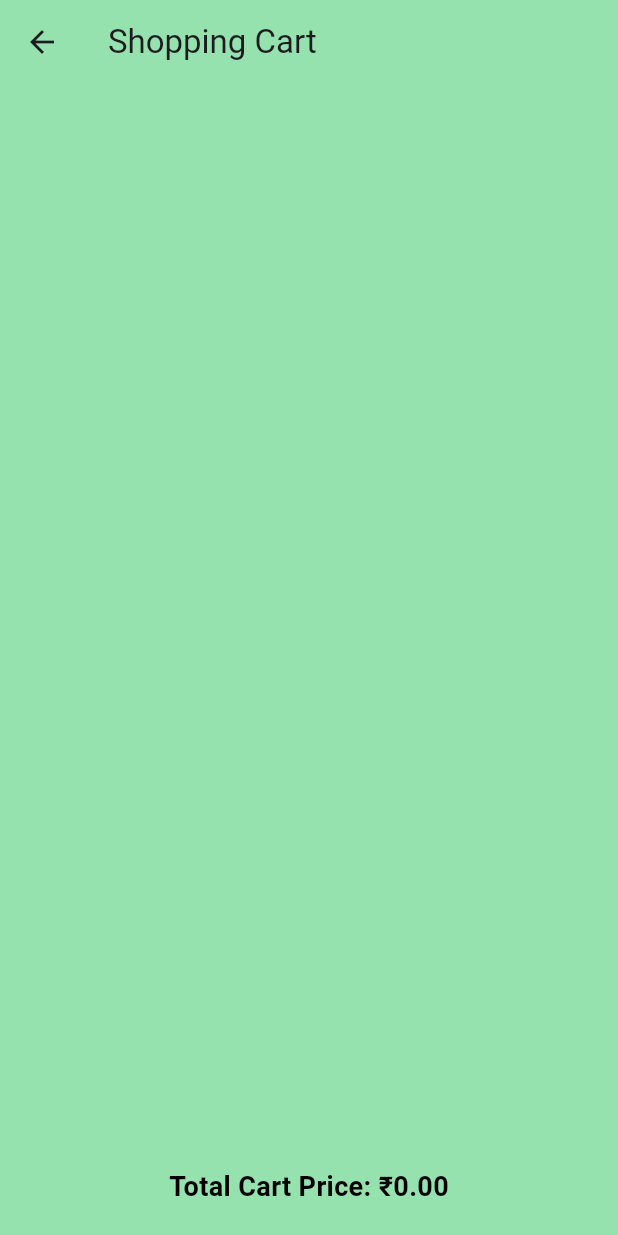
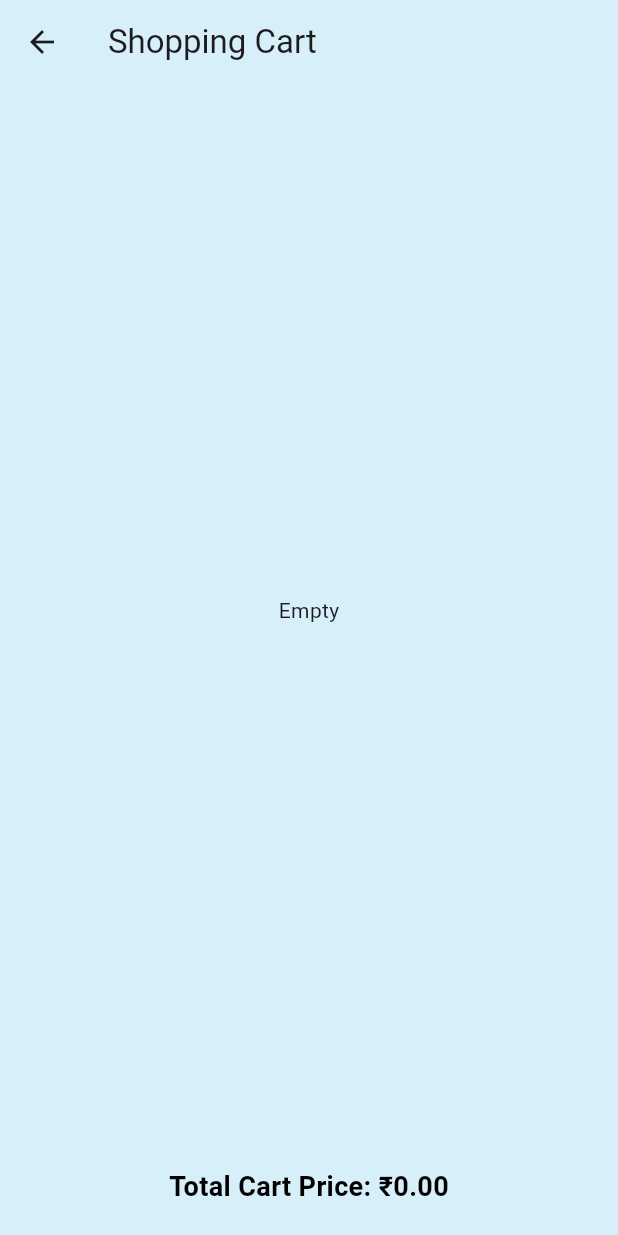
Before and after one commit to BrawlerXull/Decors, a Flutter app: the HomePage screen opened by its route, after a tap on the "shopping cart" icon, on a phone screen of 412 x 824 dp. Run offline on Flutter 3.47's test engine with Material 3 defaults, Android fonts, the phone set to English and light mode, and no system bars; our stand-ins replace animated_text_kit, flutter_dotenv, get.

Commit message:
😭🫡

```diff
--- a/lib/constants/constants.dart
+++ b/lib/constants/constants.dart
@@ -2,5 +2,7 @@ import 'dart:ui';
 
 List<String> pageNames = ["/flower", "/chair"];
 
-Color kBackgroundcolor = Color(0xFFd7eff9);
+Color kBackgroundcolor = const Color(0xFFd7eff9);
+
+Color kTileBackgroudColor = const Color.fromARGB(255, 149, 226, 175);
 String kApiUrl = "http://localhost:3001/all";
--- a/lib/screen/cart/view/Cart.dart
+++ b/lib/screen/cart/view/Cart.dart
@@ -1,4 +1,5 @@
 import 'package:flutter/material.dart';
+import 'package:malpani/constants/constants.dart';
 import 'package:malpani/model/ItemModel.dart';
 import 'package:malpani/screen/more/controller/ShoppingCartController.dart';
 
@@ -23,14 +24,20 @@ class _CartPageState extends State<CartPage> {
     double totalCartPrice = widget.cartController.totalPrice;
 
     return Scaffold(
-      backgroundColor: Color.fromARGB(255, 149, 226, 175),
+      backgroundColor: kBackgroundcolor,
       appBar: AppBar(
-        title: Text('Shopping Cart'),
-        backgroundColor: Color.fromARGB(255, 149, 226, 175),
+        title: const Text('Shopping Cart'),
+        backgroundColor: kBackgroundcolor,
       ),
       body: Column(
         children: [
-          Expanded(
+          widget.cartController.cartItems.isEmpty
+              ? const Expanded(
+                  child: Align(
+                    child: Text("Empty"),
+                  ),
+                )
+              : Expanded(
                   child: ListView.builder(
                     itemCount: groupedItems.length,
                     itemBuilder: (context, index) {
@@ -41,8 +48,8 @@ class _CartPageState extends State<CartPage> {
                           .reduce((value, element) => value + element);
 
                       return Container(
-                  margin:
-                      const EdgeInsets.symmetric(vertical: 7, horizontal: 8),
+                        margin: const EdgeInsets.symmetric(
+                            vertical: 7, horizontal: 8),
                         decoration: BoxDecoration(
                           borderRadius: BorderRadius.circular(10),
                           border: const Border(
@@ -51,7 +58,7 @@ class _CartPageState extends State<CartPage> {
                             left: BorderSide(width: 2, color: Colors.black),
                             bottom: BorderSide(width: 4, color: Colors.black),
                           ),
-                    color: Color.fromARGB(255, 149, 226, 175),
+                          color: const Color.fromARGB(255, 149, 226, 175),
                         ),
                         child: ListTile(
                           title: Row(
@@ -59,29 +66,27 @@ class _CartPageState extends State<CartPage> {
                             children: [
                               Text(
                                 itemName,
-                          style: TextStyle(
+                                style: const TextStyle(
                                     fontSize: 16, fontWeight: FontWeight.bold),
                               ),
                               Row(
                                 children: [
                                   IconButton(
                                     onPressed: () {
-                                // Decrease quantity
-                                widget.cartController.cartItems
-                                    .remove(groupedItems[itemName]!.first);
+                                      widget.cartController.cartItems.remove(
+                                          groupedItems[itemName]!.first);
                                       setState(() {});
                                     },
-                              icon: Icon(Icons.remove),
+                                    icon: const Icon(Icons.remove),
                                   ),
                                   Text(itemQuantity.toString()),
                                   IconButton(
                                     onPressed: () {
-                                // Increase quantity
                                       widget.cartController.cartItems
                                           .add(groupedItems[itemName]!.first);
                                       setState(() {});
                                     },
-                              icon: Icon(Icons.add),
+                                    icon: const Icon(Icons.add),
                                   ),
                                 ],
                               ),
@@ -89,20 +94,21 @@ class _CartPageState extends State<CartPage> {
                           ),
                           subtitle: Text(
                             '₹${totalPrice.toStringAsFixed(2)}',
-                      style: TextStyle(fontSize: 14, color: Colors.black),
+                            style: const TextStyle(
+                                fontSize: 14, color: Colors.black),
                           ),
                         ),
                       );
                     },
                   ),
                 ),
-          SizedBox(height: 20),
+          const SizedBox(height: 20),
           Text(
             'Total Cart Price: ₹${totalCartPrice.toStringAsFixed(2)}',
-            style: TextStyle(
+            style: const TextStyle(
                 fontSize: 18, fontWeight: FontWeight.bold, color: Colors.black),
           ),
-          SizedBox(height: 20),
+          const SizedBox(height: 20),
         ],
       ),
     );
--- a/lib/screen/homepage/view/HomePage.dart
+++ b/lib/screen/homepage/view/HomePage.dart
@@ -45,7 +45,7 @@ class _HomePageState extends State<HomePage> {
                   child: Hero(
                     tag: "title",
                     child: Text(
-                      'Malpani Decors',
+                      'Event Essence',
                       style: TextStyle(
                           fontSize: 50,
                           fontFamily: 'CuteFont',
@@ -64,13 +64,17 @@ class _HomePageState extends State<HomePage> {
                       const Text(
                         "Stage & Decore",
                         style: TextStyle(
+                          fontFamily: 'KDam',
                           fontSize: 20,
                           fontWeight: FontWeight.bold,
                           color: Color.fromARGB(255, 0, 0, 0),
                         ),
                       ),
                       GestureDetector(
-                        child: const Text("More"),
+                        child: const Text(
+                          "More",
+                          style: TextStyle(fontWeight: FontWeight.bold),
+                        ),
                         onTap: () {
                           Navigator.push(
                             context,
@@ -115,64 +119,6 @@ class _HomePageState extends State<HomePage> {
               const SizedBox(
                 height: 20,
               ),
-              // Align(
-              //   alignment: Alignment.centerLeft,
-              //   child: Padding(
-              //     padding: EdgeInsets.symmetric(horizontal: 20),
-              //     child: Row(
-              //       mainAxisAlignment: MainAxisAlignment.spaceBetween,
-              //       children: [
-              //         const Text(
-              //           "Stationary & Printing",
-              //           style: TextStyle(
-              //             fontSize: 20,
-              //             fontWeight: FontWeight.bold,
-              //             color: Color.fromARGB(255, 0, 0, 0),
-              //           ),
-              //         ),
-              //         GestureDetector(
-              //           child: Text("More"),
-              //           onTap: () {
-              //             Navigator.push(
-              //               context,
-              //               MaterialPageRoute(
-              //                 builder: (context) => More(
-              //                   title: "Stage & Decore",
-              //                   itemList: controller.stationaryAndPrintingList,
-              //                   cartController: shoppingCartController,
-              //                 ),
-              //               ),
-              //             );
-              //           },
-              //         ),
-              //       ],
-              //     ),
-              //   ),
-              // ),
-              // const SizedBox(
-              //   height: 10,
-              // ),
-              // SizedBox(
-              //   height: 200,
-              //   child: ListView.builder(
-              //     scrollDirection: Axis.horizontal,
-              //     itemCount: controller.stationaryAndPrintingList.length,
-              //     itemBuilder: (BuildContext context, int index) {
-              //       return Padding(
-              //         padding: const EdgeInsets.symmetric(horizontal: 8.0),
-              //         child: ClipRRect(
-              //           borderRadius: BorderRadius.circular(10.0),
-              //           child: Image.asset(
-              //             controller.stationaryAndPrintingList[index].image,
-              //             width: 300,
-              //             height: 80,
-              //             fit: BoxFit.cover,
-              //           ),
-              //         ),
-              //       );
-              //     },
-              //   ),
-              // ),
               Align(
                 alignment: Alignment.centerLeft,
                 child: Padding(
@@ -183,19 +129,23 @@ class _HomePageState extends State<HomePage> {
                       const Text(
                         "Event Goodies",
                         style: TextStyle(
+                          fontFamily: 'KDam',
                           fontSize: 20,
                           fontWeight: FontWeight.bold,
                           color: Color.fromARGB(255, 0, 0, 0),
                         ),
                       ),
                       GestureDetector(
-                        child: const Text("More"),
+                        child: const Text(
+                          "More",
+                          style: TextStyle(fontWeight: FontWeight.bold),
+                        ),
                         onTap: () {
                           Navigator.push(
                             context,
                             MaterialPageRoute(
                               builder: (context) => More(
-                                title: "Stage & Decore",
+                                title: "Event Goodies",
                                 itemList: controller.eventGoodiesList,
                                 cartController: shoppingCartController,
                               ),
--- a/lib/screen/landingpage/view/LandingPage.dart
+++ b/lib/screen/landingpage/view/LandingPage.dart
@@ -24,7 +24,7 @@ class _LandingPageState extends State<LandingPage> {
                 child: Hero(
               tag: "title",
               child: Text(
-                "Malpani Decors",
+                "Event Essence",
                 style: TextStyle(
                     fontFamily: 'KDam',
                     fontSize: 30,
--- a/lib/screen/more/view/More.dart
+++ b/lib/screen/more/view/More.dart
@@ -24,7 +24,6 @@ class More extends StatefulWidget {
 class _MoreState extends State<More> {
   @override
   Widget build(BuildContext context) {
-    print(widget.itemList);
     return Scaffold(
       backgroundColor: Color(0xFFd7eff9),
       appBar: AppBar(
@@ -84,6 +83,7 @@ class _ItemTileState extends State<ItemTile> {
     return Container(
       margin: EdgeInsets.symmetric(vertical: 7, horizontal: 8),
       decoration: BoxDecoration(
+        color: kTileBackgroudColor,
         borderRadius: BorderRadius.circular(10),
         border: const Border(
           right: BorderSide(width: 4, color: Colors.black),
@@ -108,7 +108,7 @@ class _ItemTileState extends State<ItemTile> {
                       widget.cartController.cartItems.remove(widget.item);
                     }
                   },
-                  icon: Icon(Icons.remove),
+                  icon: const Icon(Icons.remove),
                 ),
                 Text(widget.controller.quantity.toString()),
                 IconButton(
```
Also changed, not shown: 2 other files. Lines whose indentation alone changed are shown as unchanged.
